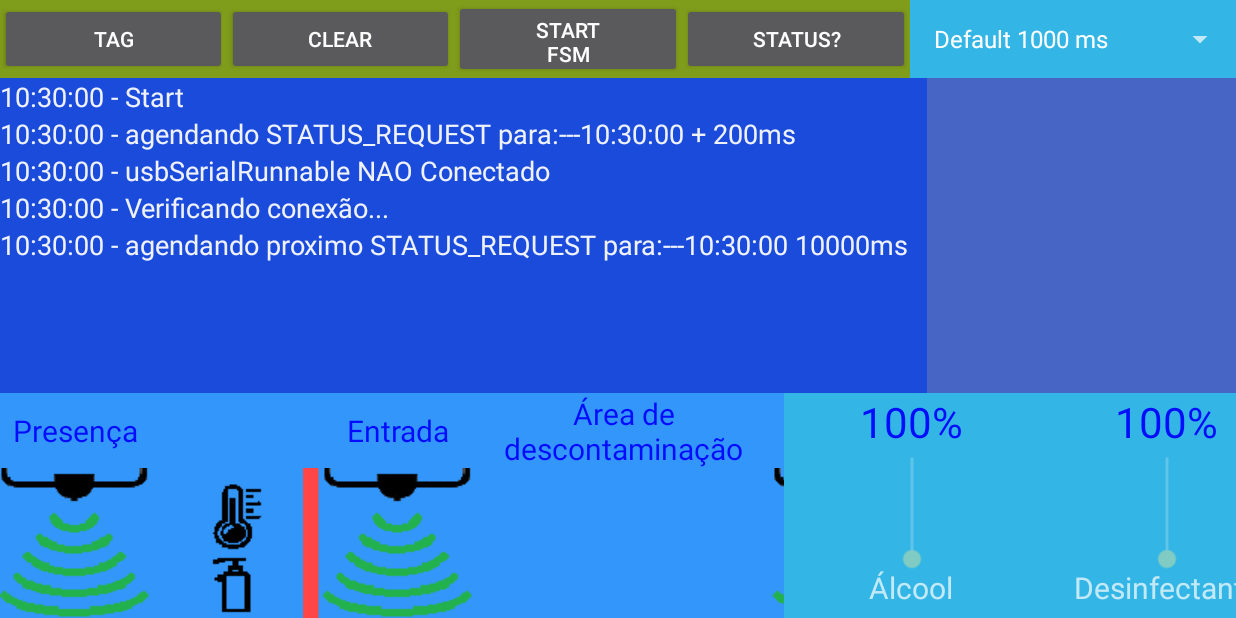
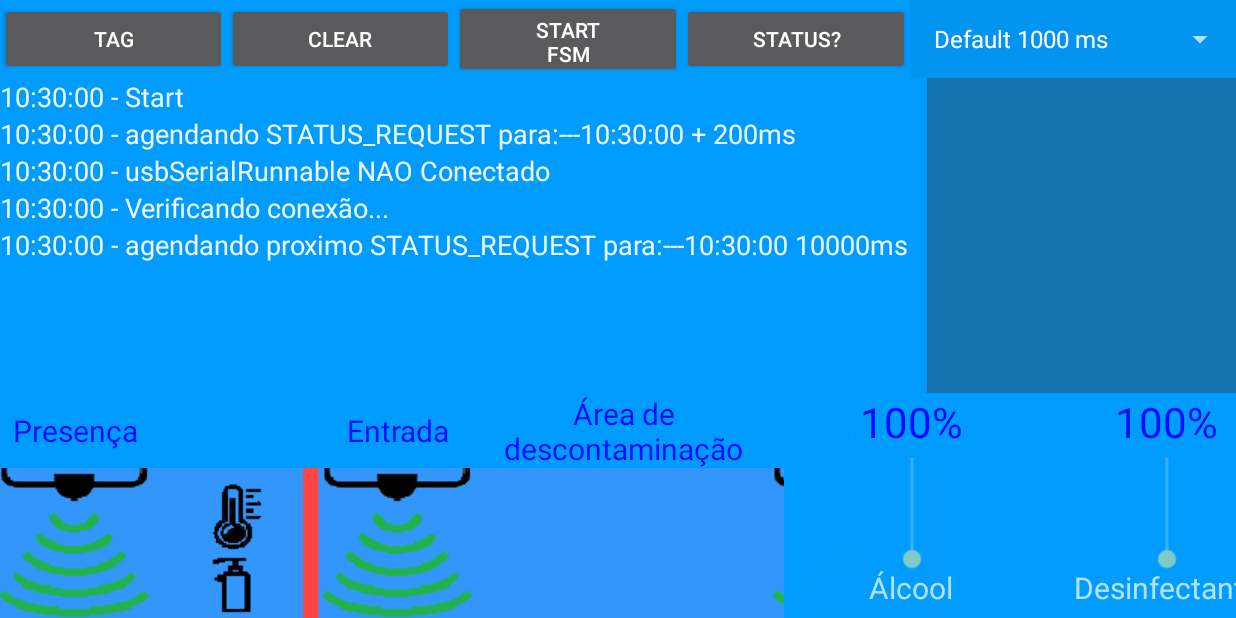
Before and after one commit to AnaniasLima/AppPortalDemo, an Android app: the screen it shows after launch (MainActivity), on a phone screen of 824 x 412 dp (held sideways). Run offline under Robolectric (Android 15) with nearby library versions, the phone set to English and light mode, and no system bars; our stand-ins replace Timber; libraries missing offline, so code that uses them is left out: com.felhr.usbserial.

Commit message:
Segunda Demo

```diff
--- a/app/src/main/java/com/example/appportaldemo/ArduinoDevice.kt
+++ b/app/src/main/java/com/example/appportaldemo/ArduinoDevice.kt
@@ -126,10 +126,12 @@ object ArduinoDevice {
         }
 
         when ( eventResponse.eventType ) {
+            EventType.FW_EJECT -> {
+                Timber.e("FW_EJECT =====> ${eventResponse.toString()}")
+            }
             EventType.FW_DUMMY -> {
                 Timber.e("FW_DUMMY =====> ${eventResponse.toString()}")
             }
-            EventType.FW_PLAY,
             EventType.FW_DEMO,
             EventType.FW_RESTART,
             EventType.FW_STATUS_RQ -> {
--- a/app/src/main/java/com/example/appportaldemo/Event.kt
+++ b/app/src/main/java/com/example/appportaldemo/Event.kt
@@ -89,7 +89,7 @@ enum class EventType(val type: Int, val command: String) {
 
     FW_PINPAD(1, "fw_pinpad"),
     FW_TABLET_RESET(2, "fw_tablet_reset"),
-    FW_PLAY(3, "fw_play"),
+    FW_EJECT(3, "fw_eject"),
     FW_DEMO(4, "fw_demo"),
     FW_BILL_ACCEPTOR(5, "fw_noteiro"),
     FW_LED(6, "fw_led"),
--- a/app/src/main/res/layout/activity_main.xml
+++ b/app/src/main/res/layout/activity_main.xml
@@ -5,7 +5,7 @@
     android:layout_width="match_parent"
     android:layout_height="match_parent"
     tools:context=".MainActivity"
-    android:background="@android:color/holo_blue_light"
+    android:background="@color/fundo"
     tools:ignore="ExtraText">
 
     <androidx.constraintlayout.widget.Guideline
@@ -39,7 +39,7 @@
         app:layout_constraintBottom_toTopOf="@+id/gl_top1"
         app:layout_constraintStart_toStartOf="parent"
         app:layout_constraintEnd_toStartOf="@+id/spinnerMachine"
-        android:background="@color/colorTopArea2"
+        android:background="@color/fundo"
         android:orientation="horizontal">
 
         <Button android:id="@+id/btnLogTag"
@@ -87,7 +87,7 @@
     <androidx.recyclerview.widget.RecyclerView android:id="@+id/log_recycler_view"
         android:layout_width="0dp"
         android:layout_height="0dp"
-        android:background="@color/colorTextLog"
+        android:background="@color/fundo"
         app:layout_constraintBottom_toTopOf="@+id/gl_bottom"
         app:layout_constraintEnd_toStartOf="@+id/gl_right"
         app:layout_constraintStart_toStartOf="parent"
@@ -96,7 +96,7 @@
     <androidx.recyclerview.widget.RecyclerView android:id="@+id/history_recycler_view"
         android:layout_width="0dp"
         android:layout_height="0dp"
-        android:background="@color/colorTextHistory"
+        android:background="@color/fundo2"
         app:layout_constraintBottom_toTopOf="@+id/gl_bottom"
         app:layout_constraintStart_toStartOf="@+id/gl_right"
         app:layout_constraintEnd_toEndOf="parent"
@@ -116,14 +116,14 @@
         android:layout_width="0dp"
         android:layout_height="0dp"
         android:visibility="invisible"
-        android:textColor="@color/red"
+        android:textColor="@color/white"
         android:gravity="center"
         android:textSize="60dp"
         app:layout_constraintBottom_toTopOf="@+id/gl_bottom"
         app:layout_constraintEnd_toStartOf="@+id/gl_right"
         app:layout_constraintStart_toStartOf="parent"
         app:layout_constraintTop_toTopOf="@+id/gl_top1"
-        android:background="?android:selectableItemBackground"/>
+        android:background="@color/red"/>
     />
 
     <Button android:id="@+id/btn_mensagem_tela"
@@ -132,7 +132,7 @@
         android:layout_height="0dp"
         android:visibility="invisible"
         android:textColor="@color/white"
-        android:background="@android:color/holo_blue_light"
+        android:background="@color/fundo"
         android:textSize="60dp"
         app:layout_constraintBottom_toTopOf="@+id/gl_bottom"
         app:layout_constraintEnd_toStartOf="@+id/gl_right"
@@ -156,7 +156,7 @@
     <androidx.constraintlayout.widget.ConstraintLayout android:id="@+id/sensores_layout"
         android:layout_width="wrap_content"
         android:layout_height="0dp"
-        android:background="#3296FA"
+        android:background="@color/fundo"
         android:visibility="visible"
         app:layout_constraintStart_toStartOf="parent"
         app:layout_constraintTop_toBottomOf="@+id/gl_bottom">
@@ -173,7 +173,7 @@
         <Button android:id="@+id/btn_sensor1"
             android:layout_width="100dp"
             android:layout_height="100dp"
-            android:background="@color/white"
+            android:background="@color/fundo"
             app:layout_constraintStart_toStartOf="@+id/tv_sensor1"
             app:layout_constraintTop_toBottomOf="@+id/tv_sensor1"
             app:srcCompat="@drawable/sensor_com_gente" />
@@ -185,7 +185,7 @@
             android:visibility="invisible"
             app:layout_constraintTop_toTopOf="parent"
             app:layout_constraintStart_toEndOf="@+id/tv_sensor1"
-            android:background="@android:color/holo_blue_light">
+            android:background="@color/fundo">
 
             <TextView android:id="@+id/temperatura_valor"
                 android:layout_width="match_parent"
@@ -227,7 +227,7 @@
             android:visibility="visible"
             app:layout_constraintTop_toTopOf="parent"
             app:layout_constraintStart_toEndOf="@+id/tv_sensor1"
-            android:background="#3296FA">
+            android:background="@color/fundo">
 
             <TextView android:id="@+id/tv_alcohol_dispenser"
                 android:layout_width="100dp"
@@ -243,7 +243,7 @@
                 android:layout_width="100dp"
                 android:layout_height="100dp"
                 android:enabled="false"
-                android:background="@color/white"
+                android:background="@color/fundo"
                 app:layout_constraintStart_toStartOf="@+id/tv_alcohol_dispenser"
                 app:layout_constraintTop_toBottomOf="@+id/tv_alcohol_dispenser"
                 app:srcCompat="@drawable/devices" />
@@ -255,7 +255,7 @@
         <Button android:id="@+id/btn_door_in"
             android:layout_width="15dp"
             android:layout_height="100dp"
-            android:background="@color/white"
+            android:background="@color/fundo"
             app:layout_constraintStart_toEndOf="@+id/temperatura_layout"
             app:layout_constraintTop_toBottomOf="@+id/tv_sensor1"
             app:srcCompat="@drawable/door_red" />
@@ -274,7 +274,7 @@
         <Button android:id="@+id/btn_sensor2"
             android:layout_width="100dp"
             android:layout_height="100dp"
-            android:background="@color/white"
+            android:background="@color/fundo"
             app:layout_constraintStart_toStartOf="@+id/tv_sensor2"
             app:layout_constraintTop_toBottomOf="@+id/tv_sensor2"
             app:srcCompat="@drawable/sensor_com_gente" />
@@ -310,7 +310,7 @@
         <Button android:id="@+id/btn_sensor3"
             android:layout_width="100dp"
             android:layout_height="100dp"
-            android:background="@color/white"
+            android:background="@color/fundo"
             app:layout_constraintStart_toStartOf="@+id/tv_sensor3"
             app:layout_constraintTop_toBottomOf="@+id/tv_sensor3"
             app:srcCompat="@drawable/sensor_com_gente" />
@@ -318,7 +318,7 @@
         <Button android:id="@+id/btn_door_out"
             android:layout_width="15dp"
             android:layout_height="100dp"
-            android:background="@color/white"
+            android:background="@color/fundo"
             app:layout_constraintStart_toEndOf="@+id/tv_sensor3"
             app:layout_constraintTop_toBottomOf="@+id/tv_sensor3"
             app:srcCompat="@drawable/door_red" />
@@ -326,7 +326,7 @@
         <Button android:id="@+id/btn_money"
             android:layout_width="100dp"
             android:layout_height="100dp"
-            android:background="@color/white"
+            android:background="@color/fundo"
             android:enabled="false"
             app:layout_constraintStart_toEndOf="@+id/btn_door_out"
             app:layout_constraintTop_toBottomOf="@+id/tv_sensor3"
@@ -342,7 +342,7 @@
         android:layout_width="wrap_content"
         android:layout_height="0dp"
         android:orientation="horizontal"
-        android:background="@android:color/holo_blue_light"
+        android:background="@color/fundo"
         app:layout_constraintTop_toTopOf="@+id/gl_bottom"
         app:layout_constraintBottom_toBottomOf="parent"
         app:layout_constraintStart_toEndOf="@+id/sensores_layout"
@@ -355,7 +355,7 @@
             android:layout_height="150dp"
             app:layout_constraintTop_toBottomOf="@+id/gl_bottom"
             app:layout_constraintStart_toEndOf="@+id/temperatura_layout"
-            android:background="@android:color/holo_blue_light">
+            android:background="@color/fundo">
 
             <TextView
                 android:id="@+id/alcohol_valor"
@@ -399,7 +399,7 @@
             android:layout_height="150dp"
             app:layout_constraintTop_toBottomOf="@+id/gl_bottom"
             app:layout_constraintStart_toEndOf="@+id/alcohol_layout"
-            android:background="@android:color/holo_blue_light">
+            android:background="@color/fundo">
 
             <TextView
                 android:id="@+id/desinfectante_valor"
@@ -443,7 +443,7 @@
             android:layout_height="150dp"
             app:layout_constraintTop_toBottomOf="@+id/gl_bottom"
             app:layout_constraintStart_toEndOf="@+id/desinfectante_layout"
-            android:background="@android:color/holo_blue_light">
+            android:background="@color/fundo">
 
             <TextView
                 android:id="@+id/desinfectante_pe_valor"
--- a/app/src/main/res/values/colors.xml
+++ b/app/src/main/res/values/colors.xml
@@ -19,4 +19,9 @@
     <color name="red">#EDFA0000</color>
     <color name="green">#ED00FF00</color>
     <color name="blue">#ED0000FF</color>
+
+    <color name="fundo">#ED009DFF</color>
+    <color name="fundo2">#ED1773AC</color>
+
+
 </resources>
```
Also changed, not shown: app/src/main/java/com/example/appportaldemo/CleaningMachine.kt (+35 -11 lines).
